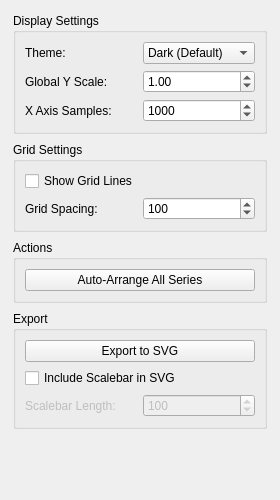
First picture: the form in src/WhiskerToolbox/DataViewer_Widget/DataViewerPropertiesWidget.ui, repository paulmthompson/WhiskerToolbox, before the edit.
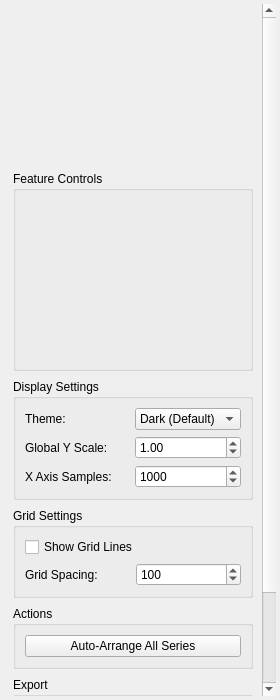
Second picture: the form after the edit. Custom widgets are drawn as their Qt base class.

Commit message: dataviewer_widget moved to properties

The edit to the form file:
```diff
--- a/src/WhiskerToolbox/DataViewer_Widget/DataViewerPropertiesWidget.ui
+++ b/src/WhiskerToolbox/DataViewer_Widget/DataViewerPropertiesWidget.ui
@@ -7,7 +7,7 @@
     <x>0</x>
     <y>0</y>
     <width>280</width>
-    <height>500</height>
+    <height>700</height>
    </rect>
   </property>
   <property name="minimumSize">
@@ -49,13 +49,61 @@
         <x>0</x>
         <y>0</y>
         <width>268</width>
-        <height>488</height>
+        <height>688</height>
        </rect>
       </property>
       <layout class="QVBoxLayout" name="contentLayout">
        <property name="spacing">
         <number>8</number>
        </property>
+       <item>
+        <widget class="Feature_Tree_Widget" name="feature_tree_widget" native="true">
+         <property name="sizePolicy">
+          <sizepolicy hsizetype="Preferred" vsizetype="Preferred">
+           <horstretch>0</horstretch>
+           <verstretch>0</verstretch>
+          </sizepolicy>
+         </property>
+         <property name="minimumSize">
+          <size>
+           <width>100</width>
+           <height>150</height>
+          </size>
+         </property>
+        </widget>
+       </item>
+       <item>
+        <widget class="QGroupBox" name="feature_groupbox">
+         <property name="sizePolicy">
+          <sizepolicy hsizetype="Preferred" vsizetype="Preferred">
+           <horstretch>0</horstretch>
+           <verstretch>0</verstretch>
+          </sizepolicy>
+         </property>
+         <property name="minimumSize">
+          <size>
+           <width>100</width>
+           <height>200</height>
+          </size>
+         </property>
+         <property name="title">
+          <string>Feature Controls</string>
+         </property>
+         <layout class="QVBoxLayout" name="feature_controls_layout">
+          <item>
+           <widget class="QStackedWidget" name="stackedWidget">
+            <property name="sizePolicy">
+             <sizepolicy hsizetype="Preferred" vsizetype="MinimumExpanding">
+              <horstretch>0</horstretch>
+              <verstretch>0</verstretch>
+             </sizepolicy>
+            </property>
+            <widget class="QWidget" name="page"/>
+           </widget>
+          </item>
+         </layout>
+        </widget>
+       </item>
        <item>
         <widget class="QGroupBox" name="display_settings_group">
          <property name="title">
@@ -269,6 +317,14 @@
    </item>
   </layout>
  </widget>
+ <customwidgets>
+  <customwidget>
+   <class>Feature_Tree_Widget</class>
+   <extends>QWidget</extends>
+   <header>Feature_Tree_Widget/Feature_Tree_Widget.hpp</header>
+   <container>1</container>
+  </customwidget>
+ </customwidgets>
  <resources/>
  <connections/>
 </ui>
```
The commit also changes 7 other files.
